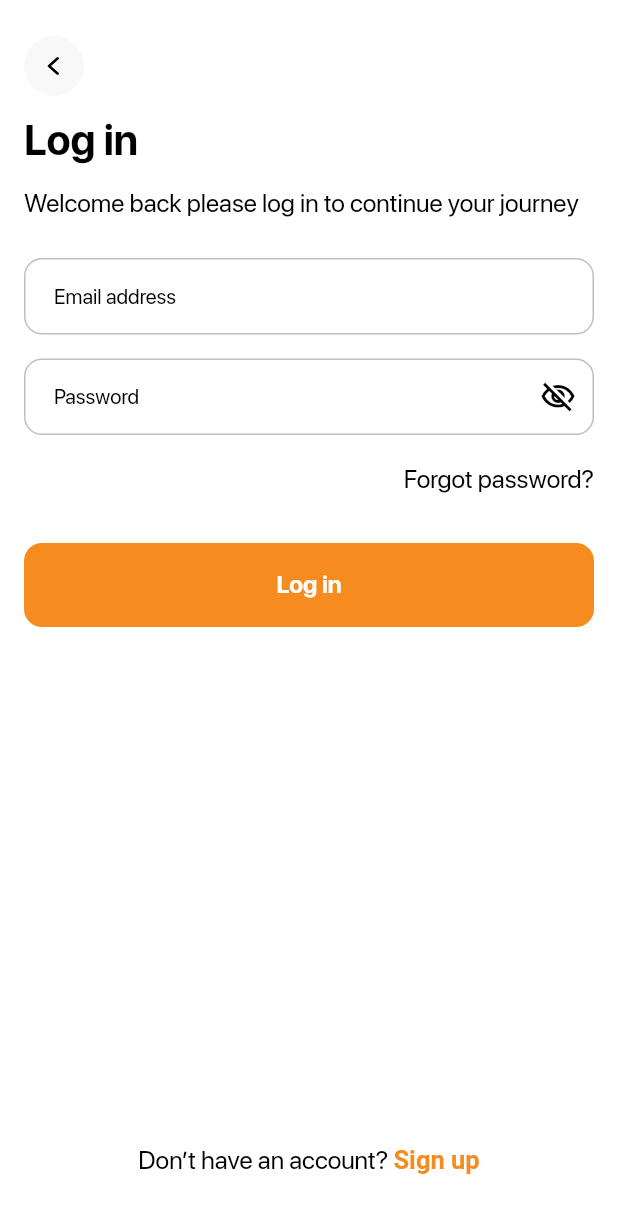
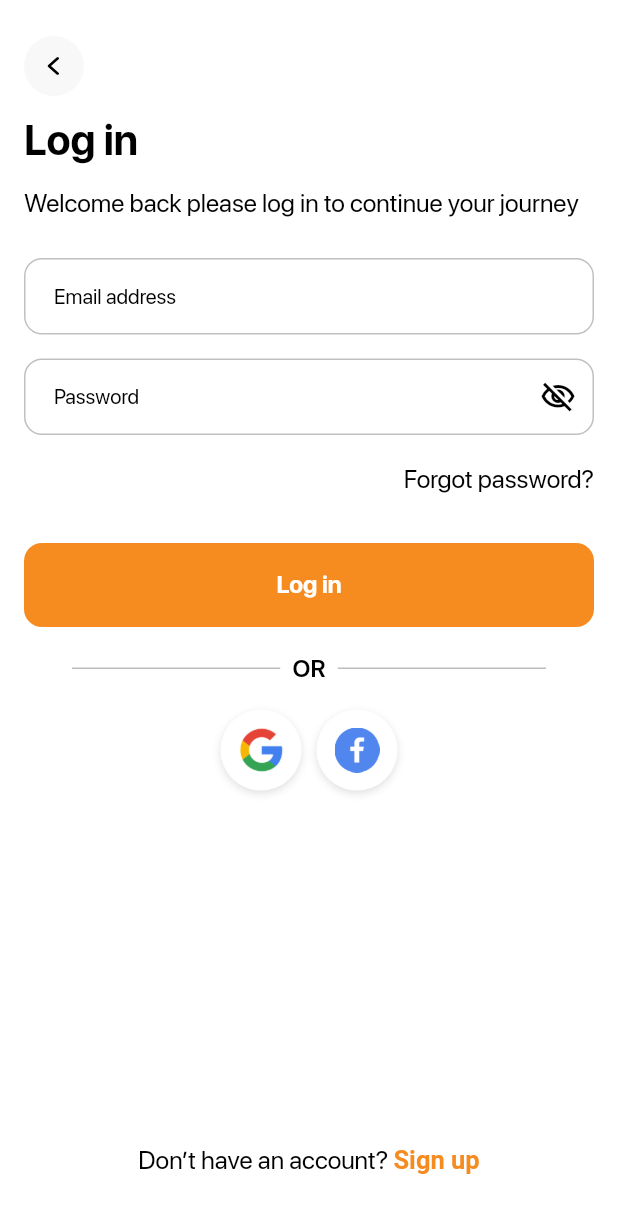
Before and after one commit to legendasoftltd-create/boiaro-app-v2, a Flutter app: the SignInPageWidget screen opened by its route, on a phone screen of 412 x 824 dp. Shown: the top 1213 px of the screen. Run offline on Flutter 3.47's test engine with Material 3 defaults, Android fonts, the phone set to English and light mode, and no system bars; drawn by our look-alikes of auto_size_text, flutter_animate; our stand-ins replace cached_network_image, carousel_slider, cloud_firestore, connectivity_plus, device_info_plus, dio and 30 more; missing offline and left inert: devicelocale, flutter_inappwebview, flutter_paypal, flutter_stripe, internet_file, json_path and 4 more; accounts and stored records are empty; statements that could not run were skipped; project files that could hold a hidden picture were left out.

Commit message:
social login start

```diff
--- a/lib/pages/login_pages/sign_in_page/sign_in_page_widget.dart
+++ b/lib/pages/login_pages/sign_in_page/sign_in_page_widget.dart
@@ -504,6 +504,97 @@ class _SignInPageWidgetState extends State<SignInPageWidget>
                             borderRadius: BorderRadius.circular(12.0),
                           ),
                         ),
+                       // Social Login Section
+                      Column(
+                        children: [
+                          Padding(
+                            padding: const EdgeInsets.symmetric(vertical: 16.0, horizontal: 32.0),
+                            child: Row(
+                              children: [
+                                Expanded(
+                                  child: Divider(
+                                    thickness: 1,
+                                    color: Colors.grey[400],
+                                  ),
+                                ),
+                                Padding(
+                                  padding: const EdgeInsets.symmetric(horizontal: 8.0),
+                                  child: Text(
+                                    "OR",
+                                    style: FlutterFlowTheme.of(context).titleSmall.override(
+                                          color: Colors.black,
+                                          fontWeight: FontWeight.w600,
+                                        ),
+                                  ),
+                                ),
+                                Expanded(
+                                  child: Divider(
+                                    thickness: 1,
+                                    color: Colors.grey[400],
+                                  ),
+                                ),
+                              ],
+                            ),
+                          ),
+
+                          // Social Buttons
+                          Row(
+                            mainAxisAlignment: MainAxisAlignment.center,
+                            children: [
+                              GestureDetector(
+                                onTap: () {
+                                  // Handle Google login
+                                },
+                                child: Container(
+                                  padding: EdgeInsets.all(12),
+                                  decoration: BoxDecoration(
+                                    color: Colors.white,
+                                    shape: BoxShape.circle,
+                                    boxShadow: [
+                                      BoxShadow(
+                                        color: Colors.black12,
+                                        blurRadius: 4,
+                                        offset: Offset(0, 2),
+                                      )
+                                    ],
+                                  ),
+                                  child: Image.asset(
+                                    "assets/images/google_ic.png",
+                                    height: 30,
+                                    width: 30,
+                                  ),
+                                ),
+                              ),
+                              SizedBox(width: 10),
+                              GestureDetector(
+                                onTap: () {
+                                  // Handle Facebook login
+                                },
+                                child: Container(
+                                  padding: EdgeInsets.all(12),
+                                  decoration: BoxDecoration(
+                                    color: Colors.white,
+                                    shape: BoxShape.circle,
+                                    boxShadow: [
+                                      BoxShadow(
+                                        color: Colors.black12,
+                                        blurRadius: 4,
+                                        offset: Offset(0, 2),
+                                      )
+                                    ],
+                                  ),
+                                  child: Image.asset(
+                                    "assets/images/facebook_ic.png",
+                                    height: 30,
+                                    width: 30,
+                                  ),
+                                ),
+                              ),
+                            ],
+                          ),
+                        ],
+                      )
+
                       ],
                     ),
                   ),
--- a/pubspec.yaml
+++ b/pubspec.yaml
@@ -89,6 +89,8 @@ dependencies:
   cupertino_icons: ^1.0.8
   carousel_slider: ^5.1.1
   flutter_inappwebview: ^6.1.5
+  google_sign_in: ^7.2.0
+  flutter_facebook_auth: ^7.1.2
 
 dependency_overrides:
   device_info_plus: ^11.4.0
```
Also changed, not shown: assets/images/google_ic.png (added), pubspec.lock.
